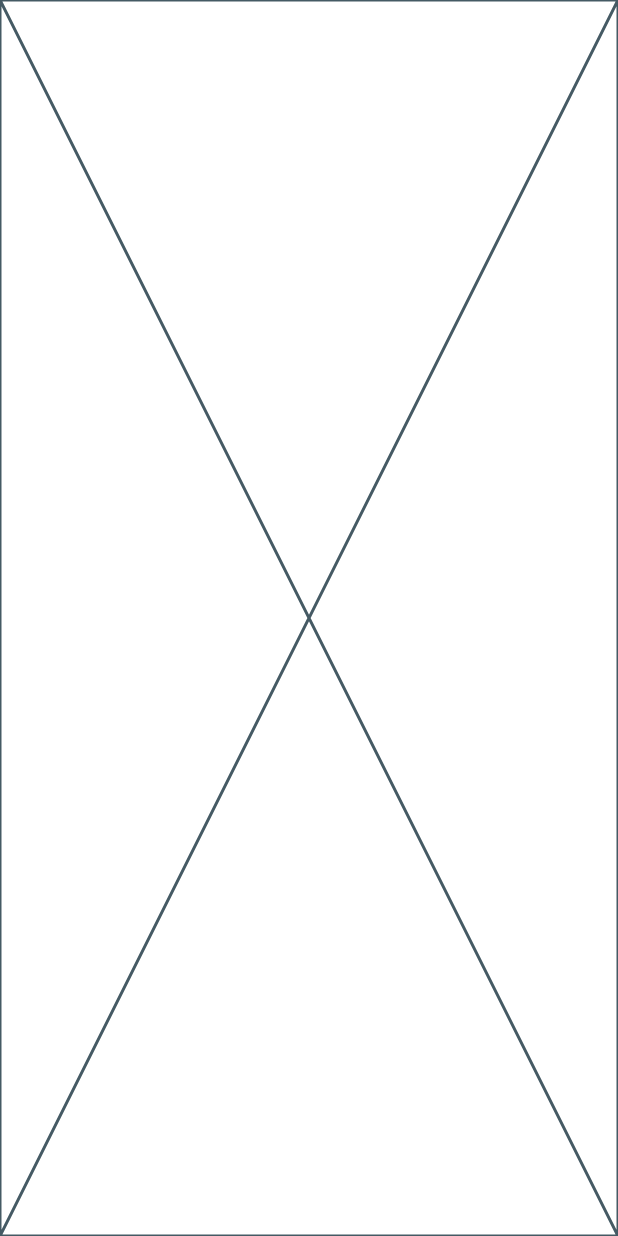
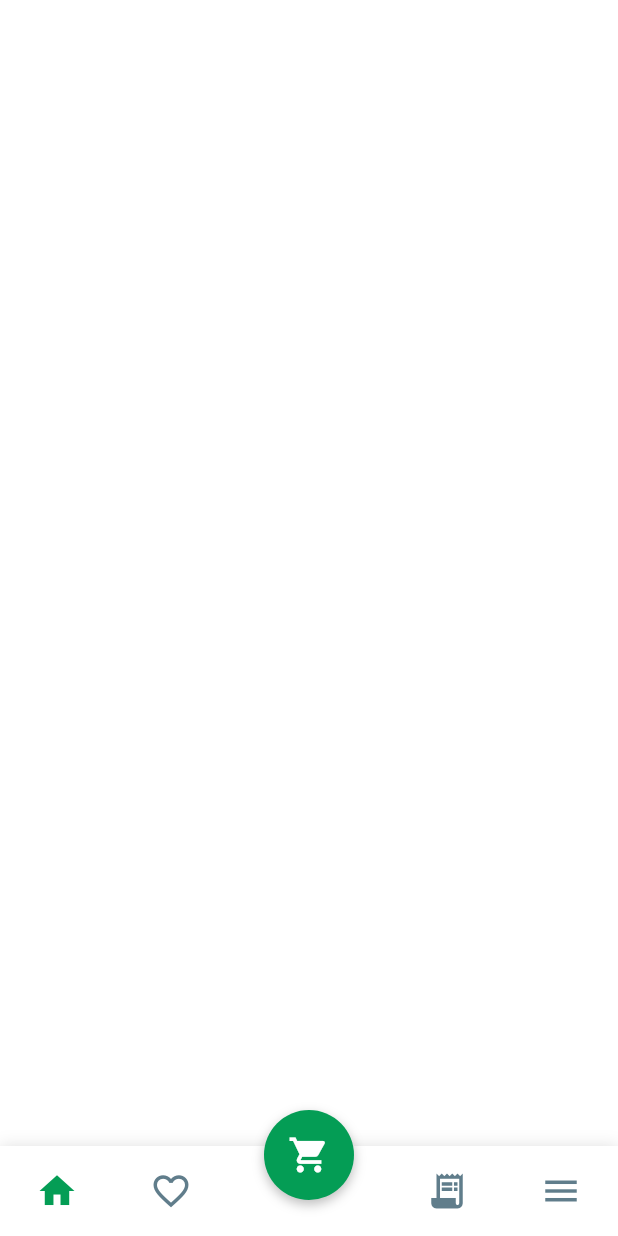
Before and after one commit to souravbarman01/flutter-advanced, a Flutter app: the screen it shows after launch, on a phone screen of 412 x 824 dp. Run offline on Flutter 3.47's test engine with Material 3 defaults, Android fonts, the phone set to English and light mode, and no system bars; our stand-ins replace firebase_core, flutter_dotenv, flutter_local_notifications, get, go_router, shared_preferences; accounts and stored records are empty.

Commit message:
feat(UI): implement bottom navigation for main app sections

```diff
--- /dev/null
+++ b/lib/core/utils/responsive_helper.dart
@@ -0,0 +1,171 @@
+import 'package:flutter/material.dart';
+
+class ResponsiveHelper {
+  static const double mobileMaxWidth = 600;
+  static const double tabletMaxWidth = 1200;
+
+  static bool isMobile(BuildContext context) {
+    return MediaQuery.of(context).size.width < mobileMaxWidth;
+  }
+
+  static bool isTablet(BuildContext context) {
+    final width = MediaQuery.of(context).size.width;
+    return width >= mobileMaxWidth && width < tabletMaxWidth;
+  }
+
+  static bool isDesktop(BuildContext context) {
+    return MediaQuery.of(context).size.width >= tabletMaxWidth;
+  }
+
+  // Responsive values for different screen types
+  static double getResponsiveValue({
+    required BuildContext context,
+    required double mobile,
+    required double tablet,
+    required double desktop,
+  }) {
+    if (isMobile(context)) {
+      return mobile;
+    } else if (isTablet(context)) {
+      return tablet;
+    } else {
+      return desktop;
+    }
+  }
+
+  // Font sizes
+  static double getFontSize({
+    required BuildContext context,
+    required double mobile,
+    required double tablet,
+    required double desktop,
+  }) {
+    return getResponsiveValue(
+      context: context,
+      mobile: mobile,
+      tablet: tablet,
+      desktop: desktop,
+    );
+  }
+
+  // Icon sizes
+  static double getIconSize({
+    required BuildContext context,
+    required double mobile,
+    required double tablet,
+    required double desktop,
+  }) {
+    return getResponsiveValue(
+      context: context,
+      mobile: mobile,
+      tablet: tablet,
+      desktop: desktop,
+    );
+  }
+
+  // Container heights
+  static double getHeight({
+    required BuildContext context,
+    required double mobile,
+    required double tablet,
+    required double desktop,
+  }) {
+    return getResponsiveValue(
+      context: context,
+      mobile: mobile,
+      tablet: tablet,
+      desktop: desktop,
+    );
+  }
+
+  // Container widths
+  static double getWidth({
+    required BuildContext context,
+    required double mobile,
+    required double tablet,
+    required double desktop,
+  }) {
+    return getResponsiveValue(
+      context: context,
+      mobile: mobile,
+      tablet: tablet,
+      desktop: desktop,
+    );
+  }
+
+  // Padding values
+  static double getPadding({
+    required BuildContext context,
+    required double mobile,
+    required double tablet,
+    required double desktop,
+  }) {
+    return getResponsiveValue(
+      context: context,
+      mobile: mobile,
+      tablet: tablet,
+      desktop: desktop,
+    );
+  }
+
+  // Margin values
+  static double getMargin({
+    required BuildContext context,
+    required double mobile,
+    required double tablet,
+    required double desktop,
+  }) {
+    return getResponsiveValue(
+      context: context,
+      mobile: mobile,
+      tablet: tablet,
+      desktop: desktop,
+    );
+  }
+
+  // Border radius values
+  static double getBorderRadius({
+    required BuildContext context,
+    required double mobile,
+    required double tablet,
+    required double desktop,
+  }) {
+    return getResponsiveValue(
+      context: context,
+      mobile: mobile,
+      tablet: tablet,
+      desktop: desktop,
+    );
+  }
+
+  // Grid cross axis count
+  static int getCrossAxisCount({
+    required BuildContext context,
+    required int mobile,
+    required int tablet,
+    required int desktop,
+  }) {
+    if (isMobile(context)) {
+      return mobile;
+    } else if (isTablet(context)) {
+      return tablet;
+    } else {
+      return desktop;
+    }
+  }
+
+  // Aspect ratio
+  static double getAspectRatio({
+    required BuildContext context,
+    required double mobile,
+    required double tablet,
+    required double desktop,
+  }) {
+    return getResponsiveValue(
+      context: context,
+      mobile: mobile,
+      tablet: tablet,
+      desktop: desktop,
+    );
+  }
+}
--- a/lib/features/dashboard/screens/dashboard_screen.dart
+++ b/lib/features/dashboard/screens/dashboard_screen.dart
@@ -1,4 +1,6 @@
 import 'package:flutter/material.dart';
+import '../widgets/bottom_nav_bar.dart';
+import '../widgets/home_content.dart';
 
 class DashboardScreen extends StatefulWidget {
   const DashboardScreen({super.key});
@@ -8,8 +10,27 @@ class DashboardScreen extends StatefulWidget {
 }
 
 class _DashboardScreenState extends State<DashboardScreen> {
+  int _selectedIndex = 0;
+
   @override
   Widget build(BuildContext context) {
-    return const Placeholder();
+    return Scaffold(
+      body: HomeContent(
+        selectedIndex: _selectedIndex,
+        onTap: (index) {
+          setState(() {
+            _selectedIndex = index;
+          });
+        },
+      ),
+      bottomNavigationBar: BottomNavBar(
+        selectedIndex: _selectedIndex,
+        onTap: (index) {
+          setState(() {
+            _selectedIndex = index;
+          });
+        },
+      ),
+    );
   }
 }
--- /dev/null
+++ b/lib/features/dashboard/widgets/bottom_nav_bar.dart
@@ -0,0 +1,83 @@
+import 'package:flutter/material.dart';
+import 'package:flutter/services.dart';
+import '../../../../core/utils/responsive_helper.dart';
+
+class BottomNavBar extends StatelessWidget {
+  final int selectedIndex;
+  final Function(int) onTap;
+  const BottomNavBar({super.key, required this.selectedIndex, required this.onTap,});
+
+  @override
+  Widget build(BuildContext context) {
+    // Hide bottom nav on desktop
+    if (ResponsiveHelper.isDesktop(context)) {
+      return const SizedBox.shrink();
+    }
+    final navBarHeight = ResponsiveHelper.getHeight(context: context, mobile: 60.0, tablet: 70.0, desktop: 80.0,);
+    final cartButtonSize = ResponsiveHelper.getWidth(context: context, mobile: 60.0, tablet: 90.0, desktop: 100.0,);
+    final cartIconSize = ResponsiveHelper.getIconSize(context: context, mobile: 28.0, tablet: 35.0, desktop: 36.0,);
+    final navIconSize = ResponsiveHelper.getIconSize(context: context, mobile: 28.0, tablet: 30.0, desktop: 32.0,);
+
+    return Container(
+      color: Colors.white,
+      height: navBarHeight,
+      child: Stack(
+        clipBehavior: Clip.none,
+        children: [
+          Container(
+            height: navBarHeight,
+            decoration: BoxDecoration(
+              color: Colors.white,
+              boxShadow: [
+                BoxShadow(
+                  color: Colors.black12,
+                  blurRadius: 8.0,
+                ),
+              ],
+            ),
+            child: Row(
+              mainAxisAlignment: MainAxisAlignment.spaceAround,
+              children: [
+                _buildNavItem(icon: Icons.home, index: 0, isActive: selectedIndex == 0, iconSize: navIconSize,),
+                _buildNavItem(icon: Icons.favorite_border, index: 1, isActive: selectedIndex == 1, iconSize: navIconSize,),
+                SizedBox(width: cartButtonSize), // Space for center button
+                _buildNavItem(icon: Icons.receipt_long, index: 2, isActive: selectedIndex == 2, iconSize: navIconSize,),
+                _buildNavItem(icon: Icons.menu, index: 3, isActive: selectedIndex == 3, iconSize: navIconSize,),
+              ],
+            ),
+          ),
+
+          // Floating Cart Button
+          Positioned(
+            top: -(cartButtonSize * 0.4),
+            left: MediaQuery.of(context).size.width / 2 - (cartButtonSize / 2),
+            child: GestureDetector(onTap: () {HapticFeedback.mediumImpact();onTap(4);},
+              child: Container(
+                height: cartButtonSize,
+                width: cartButtonSize,
+                decoration: BoxDecoration(
+                  shape: BoxShape.circle,
+                  color: const Color(0xFF049D55),
+                  boxShadow: [
+                    BoxShadow(color: Colors.black26, blurRadius: 6.0, offset: const Offset(0, 3),)
+                  ],
+                ),
+                child: Icon(Icons.shopping_cart, color: Colors.white, size: cartIconSize,),
+              ),
+            ),
+          ),
+        ],
+      ),
+    );
+  }
+
+  Widget _buildNavItem({required IconData icon, required int index, required bool isActive, required double iconSize,}) {
+    return GestureDetector(
+      onTap: () {
+        HapticFeedback.mediumImpact();
+        onTap(index);
+      },
+      child: Icon(icon, size: iconSize, color: isActive ? const Color(0xFF049D55) : Colors.blueGrey,),
+    );
+  }
+}
--- /dev/null
+++ b/lib/features/dashboard/widgets/home_content.dart
@@ -0,0 +1,107 @@
+import 'package:flutter/material.dart';
+import 'package:flutter/material.dart';
+
+import '../../../core/utils/responsive_helper.dart';
+
+class HomeContent extends StatelessWidget {
+  final int selectedIndex;
+  final Function(int) onTap;
+
+  const HomeContent({
+    super.key,
+    required this.selectedIndex,
+    required this.onTap,
+  });
+
+  @override
+  Widget build(BuildContext context) {
+    return Scaffold(
+      // backgroundColor: const Color(0xFFF5F5F5),
+      backgroundColor: Colors.white,
+      body: Padding(
+        padding: EdgeInsets.symmetric(
+          horizontal: ResponsiveHelper.getPadding(
+            context: context, mobile: 0.0, tablet: 20.0, desktop: 80.0,
+          ),
+        ),
+        child: Center(
+          child: ConstrainedBox(
+            constraints: BoxConstraints(
+              maxWidth: ResponsiveHelper.getWidth(
+                context: context, mobile: double.infinity, tablet: 800.0, desktop: 1200.0,
+              ),
+            ),
+            // child: Column(
+            //   children: [
+            //     Expanded(
+            //       child: CustomScrollView(
+            //         slivers: [
+            //           SliverToBoxAdapter(
+            //             child: Column(
+            //               children: [
+            //                 HomeAppBar(
+            //                   selectedIndex: selectedIndex,
+            //                   onTap: onTap,
+            //                 ),
+            //                 SizedBox(height: ResponsiveHelper.getHeight(
+            //                   context: context,
+            //                   mobile: 8.0,
+            //                   tablet: 10.0,
+            //                   desktop: 12.0,
+            //                 )),
+            //                 const SearchBarWidget(),
+            //                 SizedBox(height: ResponsiveHelper.getHeight(
+            //                   context: context,
+            //                   mobile: 20.0,
+            //                   tablet: 22.0,
+            //                   desktop: 24.0,
+            //                 )),
+            //                 const PromotionalBanner(),
+            //                 SizedBox(height: ResponsiveHelper.getHeight(
+            //                   context: context,
+            //                   mobile: 10.0,
+            //                   tablet: 12.0,
+            //                   desktop: 16.0,
+            //                 )),
+            //                 const CategoriesSection(),
+            //                 SizedBox(height: ResponsiveHelper.getHeight(
+            //                   context: context,
+            //                   mobile: 24.0,
+            //                   tablet: 28.0,
+            //                   desktop: 32.0,
+            //                 )),
+            //                 const PopularFoodSection(),
+            //                 SizedBox(height: ResponsiveHelper.getHeight(
+            //                   context: context,
+            //                   mobile: 24.0,
+            //                   tablet: 28.0,
+            //                   desktop: 32.0,
+            //                 )),
+            //                 const FoodCampaignSection(),
+            //                 SizedBox(height: ResponsiveHelper.getHeight(
+            //                   context: context,
+            //                   mobile: 24.0,
+            //                   tablet: 28.0,
+            //                   desktop: 32.0,
+            //                 )),
+            //                 const RestaurantsSection(),
+            //                 SizedBox(height: ResponsiveHelper.getHeight(
+            //                   context: context,
+            //                   mobile: 100.0,
+            //                   tablet: 120.0,
+            //                   desktop: 140.0,
+            //                 )), // Space for bottom nav
+            //               ],
+            //             ),
+            //           ),
+            //         ],
+            //       ),
+            //     ),
+            //   ],
+            // ),
+          ),
+        ),
+      ),
+    );
+  }
+}
--- a/pubspec.yaml
+++ b/pubspec.yaml
@@ -49,6 +49,7 @@ dependencies:
   connectivity_plus: ^7.0.0
   shared_preferences: ^2.5.3
   flutter_dotenv: ^6.0.0
+  persistent_bottom_nav_bar: ^6.2.1
 
 dev_dependencies:
   flutter_test:
```
Also changed, not shown: pubspec.lock.
